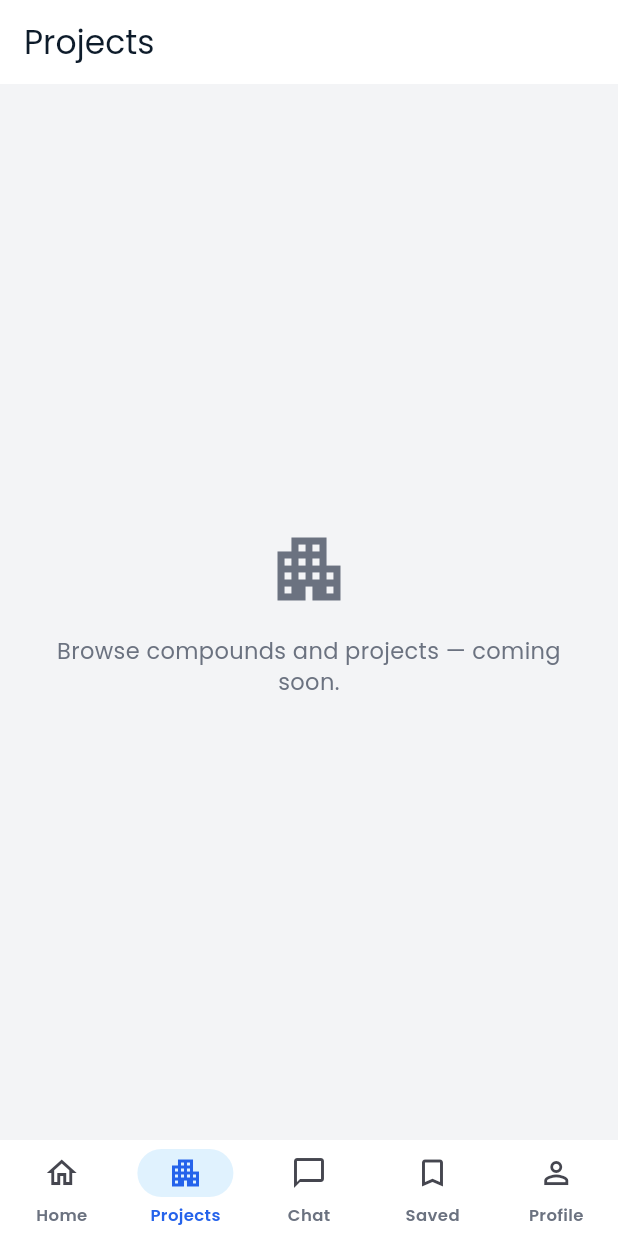
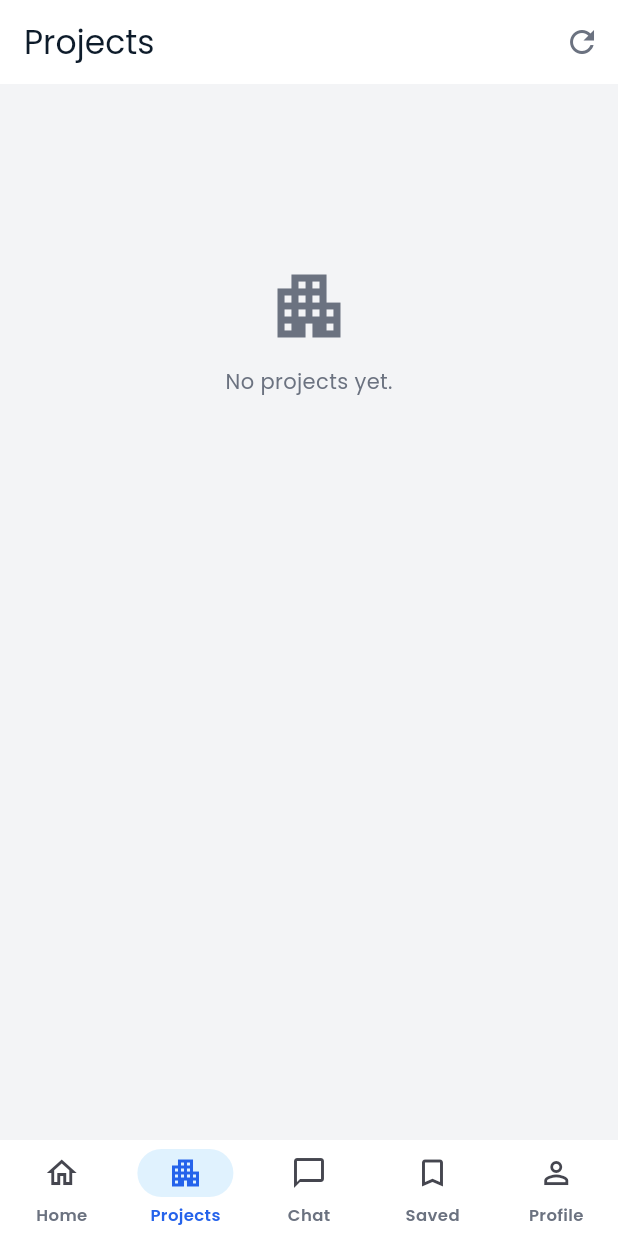
Before and after one commit to alialielkhayat246-a11y/Homzy, a Flutter app: the screen it shows once a user with an empty profile is signed in, item 2 of the bottom bar chosen, on a phone screen of 412 x 824 dp. Run offline on Flutter 3.47's test engine with Material 3 defaults, Android fonts, the phone set to English and light mode, and no system bars; our stand-ins replace google_fonts, shared_preferences, supabase_flutter; accounts and stored records are empty; network calls fail.

Commit message:
Add developers/projects catalog + Projects browsing UI
Supabase: developers, projects, unit_types, project_media tables (public-read
RLS) + a public 'project-media' storage bucket; seeded a sample (IGI / Ashgar
City) from the real group data.

App: CatalogService + Projects tab (project cards) and a project detail screen
showing developer info + track record, unit types with sizes/prices/payment
plans, amenities, image gallery, and brochure/video buttons (url_launcher).

Co-Authored-By: Claude Opus 4.8 <noreply@anthropic.com>

```diff
--- a/mobile/lib/i18n.dart
+++ b/mobile/lib/i18n.dart
@@ -89,6 +89,21 @@ const Map<String, Map<String, String>> _strings = {
   // Saved
   'no_saved': {'en': 'No saved chats yet.\nTap the 🔖 in a chat to save it.', 'ar': 'مفيش محادثات محفوظة.\nدوس على 🔖 في المحادثة عشان تحفظها.'},
 
+  // Projects / catalog
+  'projects_title': {'en': 'Projects', 'ar': 'المشاريع'},
+  'no_projects': {'en': 'No projects yet.', 'ar': 'مفيش مشاريع لسه.'},
+  'unit_types': {'en': 'Unit types & prices', 'ar': 'أنواع الوحدات والأسعار'},
+  'payment_plan': {'en': 'Payment', 'ar': 'طريقة الدفع'},
+  'about_developer': {'en': 'About the developer', 'ar': 'عن المطوّر'},
+  'track_record': {'en': 'Track record', 'ar': 'سابقة الأعمال'},
+  'amenities': {'en': 'Amenities', 'ar': 'المميزات'},
+  'brochure': {'en': 'Brochure', 'ar': 'البروشور'},
+  'video': {'en': 'Video', 'ar': 'فيديو'},
+  'delivery': {'en': 'Delivery', 'ar': 'التسليم'},
+  'down_payment': {'en': 'Down payment', 'ar': 'المقدم'},
+  'from_price': {'en': 'From', 'ar': 'يبدأ من'},
+  'ask_homzy': {'en': 'Ask Homzy about this', 'ar': 'اسأل Homzy عن ده'},
+
   // Onboarding (role)
   'onb_title': {'en': 'Tell us about you', 'ar': 'عرّفنا عن نفسك'},
   'onb_sub': {'en': 'This helps Homzy serve you better.', 'ar': 'ده بيساعد Homzy يخدمك أحسن.'},
--- /dev/null
+++ b/mobile/lib/screens/projects_screen.dart
@@ -0,0 +1,153 @@
+import 'package:flutter/material.dart';
+
+import '../i18n.dart';
+import '../services/catalog_service.dart';
+import '../theme.dart';
+import 'project_detail_screen.dart';
+
+class ProjectsScreen extends StatefulWidget {
+  const ProjectsScreen({super.key});
+
+  @override
+  State<ProjectsScreen> createState() => _ProjectsScreenState();
+}
+
+class _ProjectsScreenState extends State<ProjectsScreen> {
+  late Future<List<Project>> _future;
+
+  @override
+  void initState() {
+    super.initState();
+    _future = CatalogService.instance.projects();
+  }
+
+  void _refresh() =>
+      setState(() => _future = CatalogService.instance.projects());
+
+  @override
+  Widget build(BuildContext context) {
+    return Scaffold(
+      appBar: AppBar(
+        title: Text(tr('projects_title')),
+        actions: [
+          IconButton(
+              icon: const Icon(Icons.refresh, color: Brand.muted),
+              onPressed: _refresh),
+        ],
+      ),
+      body: RefreshIndicator(
+        onRefresh: () async => _refresh(),
+        child: FutureBuilder<List<Project>>(
+          future: _future,
+          builder: (context, snap) {
+            if (snap.connectionState == ConnectionState.waiting) {
+              return const Center(child: CircularProgressIndicator());
+            }
+            final items = snap.data ?? [];
+            if (items.isEmpty) {
+              return ListView(children: [
+                const SizedBox(height: 120),
+                const Icon(Icons.apartment_outlined,
+                    size: 56, color: Brand.muted),
+                const SizedBox(height: 12),
+                Center(
+                    child: Text(tr('no_projects'),
+                        style: const TextStyle(color: Brand.muted))),
+              ]);
+            }
+            return ListView.separated(
+              padding: const EdgeInsets.all(14),
+              itemCount: items.length,
+              separatorBuilder: (_, __) => const SizedBox(height: 12),
+              itemBuilder: (context, i) => _ProjectCard(project: items[i]),
+            );
+          },
+        ),
+      ),
+    );
+  }
+}
+
+class _ProjectCard extends StatelessWidget {
+  const _ProjectCard({required this.project});
+  final Project project;
+
+  @override
+  Widget build(BuildContext context) {
+    return Material(
+      color: Colors.white,
+      borderRadius: BorderRadius.circular(16),
+      child: InkWell(
+        borderRadius: BorderRadius.circular(16),
+        onTap: () => Navigator.of(context).push(MaterialPageRoute(
+            builder: (_) => ProjectDetailScreen(projectId: project.id))),
+        child: Container(
+          decoration: BoxDecoration(
+            borderRadius: BorderRadius.circular(16),
+            border: Border.all(color: Brand.line),
+          ),
+          clipBehavior: Clip.antiAlias,
+          child: Column(
+            crossAxisAlignment: CrossAxisAlignment.start,
+            children: [
+              AspectRatio(
+                aspectRatio: 16 / 8,
+                child: project.coverImageUrl != null
+                    ? Image.network(project.coverImageUrl!,
+                        fit: BoxFit.cover,
+                        errorBuilder: (_, __, ___) => const _CoverFallback())
+                    : const _CoverFallback(),
+              ),
+              Padding(
+                padding: const EdgeInsets.all(14),
+                child: Column(
+                  crossAxisAlignment: CrossAxisAlignment.start,
+                  children: [
+                    Text(project.name,
+                        style: const TextStyle(
+                            fontWeight: FontWeight.w700, fontSize: 16)),
+                    const SizedBox(height: 3),
+                    Text(
+                      [project.developerName, project.area]
+                          .where((e) => e != null && e.isNotEmpty)
+                          .join(' · '),
+                      style: const TextStyle(color: Brand.muted, fontSize: 13),
+                    ),
+                    if (project.status != null) ...[
+                      const SizedBox(height: 8),
+                      Container(
+                        padding: const EdgeInsets.symmetric(
+                            horizontal: 10, vertical: 4),
+                        decoration: BoxDecoration(
+                            color: Brand.blueLight,
+                            borderRadius: BorderRadius.circular(20)),
+                        child: Text(project.status!,
+                            style: const TextStyle(
+                                color: Color(0xFF0B4FAE),
+                                fontSize: 11,
+                                fontWeight: FontWeight.w600)),
+                      ),
+                    ],
+                  ],
+                ),
+              ),
+            ],
+          ),
+        ),
+      ),
+    );
+  }
+}
+
+class _CoverFallback extends StatelessWidget {
+  const _CoverFallback();
+  @override
+  Widget build(BuildContext context) {
+    return Container(
+      color: Brand.navy,
+      child: const Center(
+        child: Icon(Icons.apartment, color: Colors.white24, size: 48),
+      ),
+    );
+  }
+}
--- a/mobile/lib/screens/root_nav.dart
+++ b/mobile/lib/screens/root_nav.dart
@@ -5,8 +5,8 @@ import '../i18n.dart';
 import '../theme.dart';
 import 'chat_screen.dart';
 import 'home_screen.dart';
-import 'placeholder_screen.dart';
 import 'profile_screen.dart';
+import 'projects_screen.dart';
 import 'saved_screen.dart';
 
 /// App shell with the bottom navigation from the identity sheet:
@@ -28,11 +28,7 @@ class _RootNavState extends State<RootNav> {
   Widget build(BuildContext context) {
     final pages = [
       HomeScreen(initialHealth: widget.initialHealth, onStartChat: _goToChat),
-      const PlaceholderScreen(
-        title: 'Projects',
-        icon: Icons.apartment_outlined,
-        message: 'Browse compounds and projects — coming soon.',
-      ),
+      const ProjectsScreen(),
       const ChatScreen(),
       const SavedScreen(),
       const ProfileScreen(),
--- /dev/null
+++ b/mobile/lib/services/catalog_service.dart
@@ -0,0 +1,166 @@
+import 'package:supabase_flutter/supabase_flutter.dart';
+
+/// Reads the developers / projects / unit-types / media catalog from Supabase.
+class CatalogService {
+  CatalogService._();
+  static final CatalogService instance = CatalogService._();
+  SupabaseClient get _db => Supabase.instance.client;
+
+  Future<List<Project>> projects() async {
+    final rows = await _db
+        .from('projects')
+        .select('*, developer:developers(name, about, track_record, phone, website)')
+        .order('updated_at', ascending: false);
+    return (rows as List)
+        .map((r) => Project.fromJson(r as Map<String, dynamic>))
+        .toList();
+  }
+
+  Future<ProjectDetail> detail(String projectId) async {
+    final p = await _db
+        .from('projects')
+        .select('*, developer:developers(name, about, track_record, phone, website)')
+        .eq('id', projectId)
+        .single();
+    final units = await _db
+        .from('unit_types')
+        .select()
+        .eq('project_id', projectId)
+        .order('price_from', ascending: true);
+    final media = await _db
+        .from('project_media')
+        .select()
+        .eq('project_id', projectId);
+    return ProjectDetail(
+      project: Project.fromJson(p),
+      units: (units as List)
+          .map((u) => UnitType.fromJson(u as Map<String, dynamic>))
+          .toList(),
+      media: (media as List)
+          .map((m) => ProjectMedia.fromJson(m as Map<String, dynamic>))
+          .toList(),
+    );
+  }
+}
+
+String? _s(dynamic v) => v == null ? null : '$v';
+num? _n(dynamic v) =>
+    v == null ? null : (v is num ? v : num.tryParse('$v'));
+int? _i(dynamic v) => v == null ? null : (v is int ? v : int.tryParse('$v'));
+
+class Project {
+  Project({
+    required this.id,
+    required this.name,
+    this.area,
+    this.description,
+    this.delivery,
+    this.status,
+    this.amenities,
+    this.coverImageUrl,
+    this.developerName,
+    this.developerAbout,
+    this.developerTrack,
+    this.developerPhone,
+  });
+
+  final String id;
+  final String name;
+  final String? area;
+  final String? description;
+  final String? delivery;
+  final String? status;
+  final String? amenities;
+  final String? coverImageUrl;
+  final String? developerName;
+  final String? developerAbout;
+  final String? developerTrack;
+  final String? developerPhone;
+
+  factory Project.fromJson(Map<String, dynamic> j) {
+    final dev = j['developer'] as Map<String, dynamic>?;
+    return Project(
+      id: '${j['id']}',
+      name: '${j['name'] ?? ''}',
+      area: _s(j['area']),
+      description: _s(j['description']),
+      delivery: _s(j['delivery']),
+      status: _s(j['status']),
+      amenities: _s(j['amenities']),
+      coverImageUrl: _s(j['cover_image_url']),
+      developerName: _s(dev?['name']),
+      developerAbout: _s(dev?['about']),
+      developerTrack: _s(dev?['track_record']),
+      developerPhone: _s(dev?['phone']),
+    );
+  }
+}
+
+class UnitType {
+  UnitType({
+    this.type,
+    this.bedrooms,
+    this.sizeFrom,
+    this.sizeTo,
+    this.priceFrom,
+    this.priceTo,
+    this.downPayment,
+    this.installmentYears,
+    this.paymentPlan,
+    this.finishing,
+    this.delivery,
+  });
+
+  final String? type;
+  final int? bedrooms;
+  final num? sizeFrom;
+  final num? sizeTo;
+  final num? priceFrom;
+  final num? priceTo;
+  final String? downPayment;
+  final int? installmentYears;
+  final String? paymentPlan;
+  final String? finishing;
+  final String? delivery;
+
+  factory UnitType.fromJson(Map<String, dynamic> j) => UnitType(
+        type: _s(j['type']),
+        bedrooms: _i(j['bedrooms']),
+        sizeFrom: _n(j['size_from']),
+        sizeTo: _n(j['size_to']),
+        priceFrom: _n(j['price_from']),
+        priceTo: _n(j['price_to']),
+        downPayment: _s(j['down_payment']),
+        installmentYears: _i(j['installment_years']),
+        paymentPlan: _s(j['payment_plan']),
+        finishing: _s(j['finishing']),
+        delivery: _s(j['delivery']),
+      );
+}
+
+class ProjectMedia {
+  ProjectMedia({required this.kind, required this.url, this.caption});
+  final String kind; // image | brochure | video
+  final String url;
+  final String? caption;
+
+  factory ProjectMedia.fromJson(Map<String, dynamic> j) => ProjectMedia(
+        kind: '${j['kind']}',
+        url: '${j['url']}',
+        caption: _s(j['caption']),
+      );
+}
+
+class ProjectDetail {
+  ProjectDetail({required this.project, required this.units, required this.media});
+  final Project project;
+  final List<UnitType> units;
+  final List<ProjectMedia> media;
+
+  List<ProjectMedia> get images =>
+      media.where((m) => m.kind == 'image').toList();
+  List<ProjectMedia> get brochures =>
+      media.where((m) => m.kind == 'brochure').toList();
+  List<ProjectMedia> get videos =>
+      media.where((m) => m.kind == 'video').toList();
+}
--- a/mobile/pubspec.yaml
+++ b/mobile/pubspec.yaml
@@ -13,6 +13,7 @@ dependencies:
   google_fonts: ^6.2.1
   shared_preferences: ^2.2.3
   supabase_flutter: ^2.8.0
+  url_launcher: ^6.3.0
 
 dev_dependencies:
   flutter_lints: ^4.0.0
```
Also changed, not shown: mobile/lib/screens/project_detail_screen.dart (added, +287 -0 lines).
